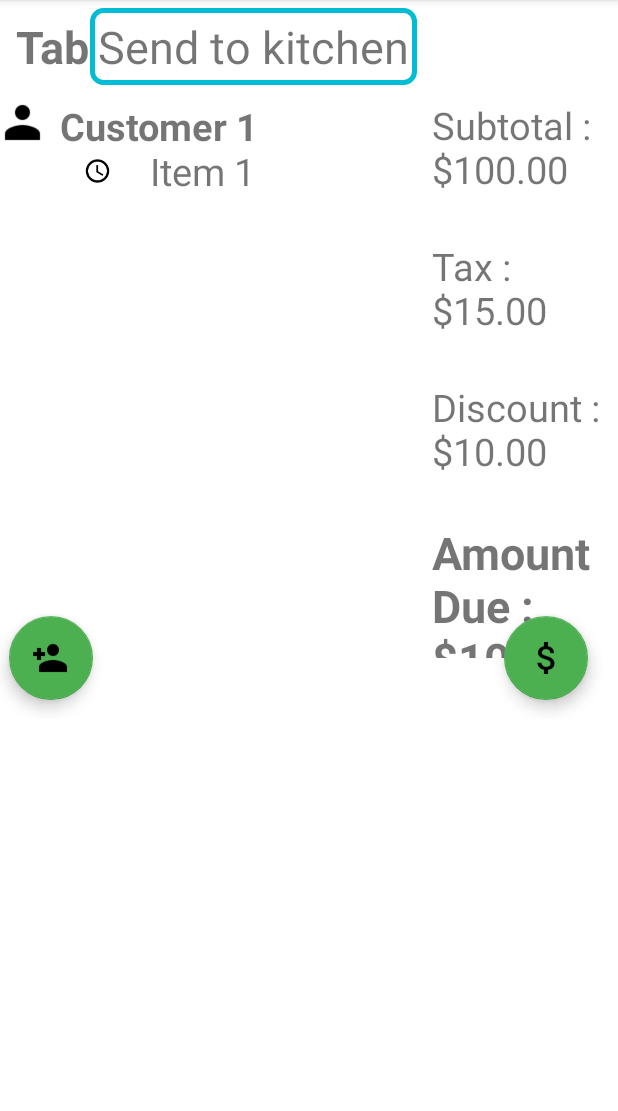
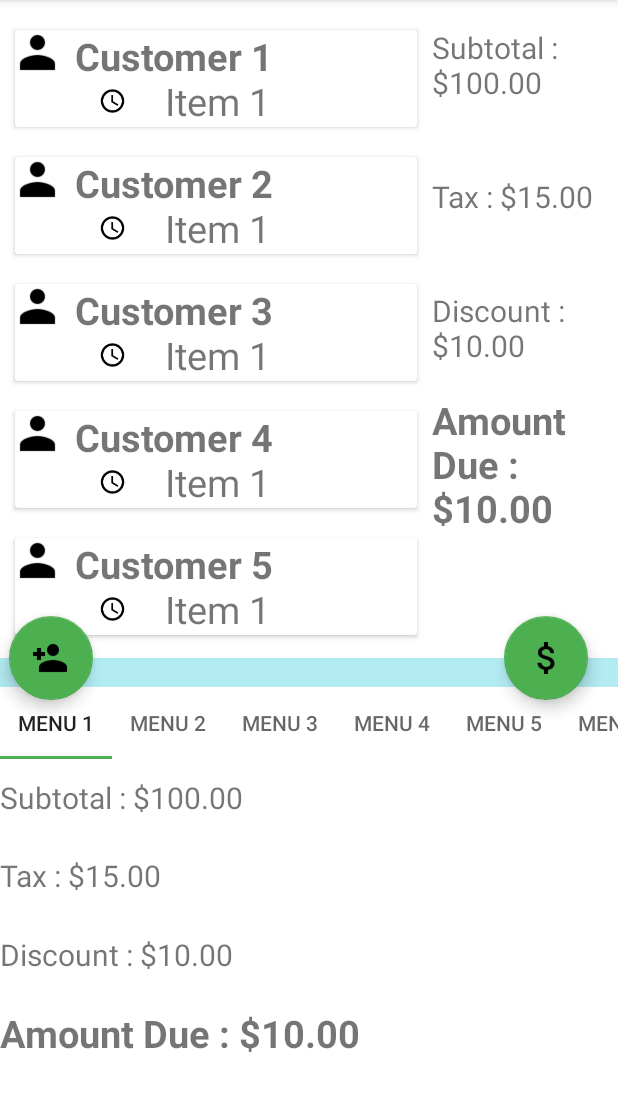
Before and after one commit to Deamon12/ProfiTable_Android, an Android app: the ActivityOrderView screen opened directly, with no data from a screen before it, on a phone screen of 412 x 824 dp, the part 84-1195 px from its top. Run offline under Robolectric (Android 15) with nearby library versions, the phone set to English and light mode, and no system bars.

Commit message:
MenuItem Viewpager and Tablayout added

```diff
--- a/app/src/main/java/com/ucsandroid/profitable/ActivityOrderView.java
+++ b/app/src/main/java/com/ucsandroid/profitable/ActivityOrderView.java
@@ -1,10 +1,10 @@
 package com.ucsandroid.profitable;
 
-import android.app.Fragment;
-import android.app.FragmentTransaction;
 import android.content.res.Configuration;
+import android.os.Bundle;
+import android.support.v4.app.Fragment;
+import android.support.v4.app.FragmentTransaction;
 import android.support.v7.app.AppCompatActivity;
-import android.os.Bundle;
 import android.support.v7.widget.Toolbar;
 import android.util.DisplayMetrics;
 import android.widget.FrameLayout;
@@ -40,7 +40,25 @@ public class ActivityOrderView extends AppCompatActivity {
         int menuItemsFragHeight, menuItemsFragWidth;
 
 
+        int smallestWidth = getResources().getConfiguration().smallestScreenWidthDp;
+
+
+
+        if (smallestWidth > 720) {
+            //Device is a 10" tablet
+            System.out.println("10 inch tablet");
+        }
+        else if (smallestWidth > 600) {
+            //Device is a 7" tablet
+            System.out.println("7 inch tablet");
+        }
+        else{
+            System.out.println("not a tablet: "+smallestWidth);
+        }
+
+
         if(orientation == Configuration.ORIENTATION_LANDSCAPE){
+
             custFragHeight = (int)(metrics.heightPixels*.5);
             custFragWidth = (int)(metrics.widthPixels*.7);
             menuItemsFragHeight = (int)(metrics.heightPixels*.4);
@@ -48,12 +66,15 @@ public class ActivityOrderView extends AppCompatActivity {
 
         }
         else {
+
             custFragHeight = (int)(metrics.heightPixels*.5);
             custFragWidth = (int)(metrics.widthPixels*.7);
             menuItemsFragHeight = (int)(metrics.heightPixels*.4);
             menuItemsFragWidth = (int)(metrics.widthPixels);
         }
 
+
+        //Dynamic resizing of the fragment containers
         customerFragContainer.getLayoutParams().height = custFragHeight;
         customerFragContainer.getLayoutParams().width = custFragWidth;
 
@@ -70,13 +91,14 @@ public class ActivityOrderView extends AppCompatActivity {
 
         Fragment orderFrag = new FragmentOrders();
         Fragment amountFrag = new FragmentOrderAmount();
-        Fragment menuFrag = new FragmentOrders();
+        Fragment menuFrag = new FragmentMenuItems();
 
-        FragmentTransaction transaction = getFragmentManager().beginTransaction();
+        //FragmentTransaction transaction = getFragmentManager().beginTransaction();
+        FragmentTransaction transaction = getSupportFragmentManager().beginTransaction();
 
         transaction.replace(R.id.orders_frag_container, orderFrag);
         transaction.replace(R.id.amounts_frag_container, amountFrag);
-        //transaction.replace(R.id.menuitems_frag_container, menuFrag);
+        transaction.replace(R.id.menuitems_frag_container, menuFrag);
 
         // Commit the transaction
         transaction.commit();
--- /dev/null
+++ b/app/src/main/java/com/ucsandroid/profitable/FragmentMenuItems.java
@@ -0,0 +1,122 @@
+package com.ucsandroid.profitable;
+
+import android.content.res.Configuration;
+import android.os.Bundle;
+import android.support.design.widget.TabLayout;
+import android.support.v4.app.Fragment;
+import android.support.v4.app.FragmentManager;
+import android.support.v4.app.FragmentStatePagerAdapter;
+import android.support.v4.view.ViewPager;
+import android.util.DisplayMetrics;
+import android.view.LayoutInflater;
+import android.view.View;
+import android.view.ViewGroup;
+
+public class FragmentMenuItems extends Fragment implements View.OnClickListener {
+
+
+    DemoCollectionPagerAdapter mDemoCollectionPagerAdapter;
+    ViewPager mViewPager;
+    View mView;
+
+    @Override
+    public View onCreateView(LayoutInflater inflater, ViewGroup container,
+                             Bundle savedInstanceState) {
+
+        mView = inflater.inflate(R.layout.fragment_menu_items, container, false);
+
+        initViewPager();
+
+
+
+        return mView;
+    }
+
+    private void initViewPager() {
+
+        DisplayMetrics metrics = new DisplayMetrics();
+        getActivity().getWindowManager().getDefaultDisplay().getMetrics(metrics);
+
+        int iconRowLength;
+        int layoutHeight, layoutWidth;
+        int orientation = getResources().getConfiguration().orientation;
+
+        if(orientation == Configuration.ORIENTATION_LANDSCAPE){
+            iconRowLength = 8;
+            layoutHeight = (int)(metrics.heightPixels*.1);
+            layoutWidth = (int)(metrics.widthPixels*.1);
+
+        }else{
+            iconRowLength = 9;
+            layoutHeight = (int)(metrics.heightPixels*.1);
+            layoutWidth = (int)(metrics.widthPixels*.2);
+        }
+
+        mDemoCollectionPagerAdapter =
+                new DemoCollectionPagerAdapter(getActivity().getSupportFragmentManager());
+        mViewPager = (ViewPager) mView.findViewById(R.id.pager);
+        mViewPager.setAdapter(mDemoCollectionPagerAdapter);
+
+        TabLayout tabLayout = (TabLayout) mView.findViewById(R.id.sliding_tabs);
+        tabLayout.setupWithViewPager(mViewPager);
+
+
+    }
+
+
+    @Override
+    public void onClick(View v) {
+
+
+
+    }
+
+    // Since this is an object collection, use a FragmentStatePagerAdapter,
+    // and NOT a FragmentPagerAdapter.
+
+    public class DemoCollectionPagerAdapter extends FragmentStatePagerAdapter {
+
+        public DemoCollectionPagerAdapter(FragmentManager fm) {
+            super(fm);
+        }
+
+        @Override
+        public Fragment getItem(int i) {
+            Fragment fragment = new MenuItemFrag();
+
+            //Bundle args = new Bundle();
+            //args.putInt("ARG_OBJ", i + 1);
+            //fragment.setArguments(args);
+            return fragment;
+        }
+
+        @Override
+        public int getCount() {
+            return 100;
+        }
+
+        @Override
+        public CharSequence getPageTitle(int position) {
+            return "Menu " + (position + 1);
+        }
+    }
+
+
+    // Instances of this class are fragments representing a single
+    // object in our collection.
+    public static class MenuItemFrag extends Fragment {
+
+        @Override
+        public View onCreateView(LayoutInflater inflater,
+                                 ViewGroup container, Bundle savedInstanceState) {
+
+            View rootView = inflater.inflate(R.layout.fragment_order_amount, container, false);
+
+            return rootView;
+        }
+    }
+
+
+
+
+}
--- a/app/src/main/java/com/ucsandroid/profitable/FragmentOrderAmount.java
+++ b/app/src/main/java/com/ucsandroid/profitable/FragmentOrderAmount.java
@@ -1,12 +1,12 @@
 package com.ucsandroid.profitable;
 
-import android.app.Fragment;
 import android.os.Bundle;
+import android.support.v4.app.Fragment;
 import android.view.LayoutInflater;
 import android.view.View;
 import android.view.ViewGroup;
 
-public class FragmentOrderAmount extends Fragment{
+public class FragmentOrderAmount extends Fragment {
 
 
     @Override
--- a/app/src/main/java/com/ucsandroid/profitable/FragmentOrders.java
+++ b/app/src/main/java/com/ucsandroid/profitable/FragmentOrders.java
@@ -1,11 +1,10 @@
 package com.ucsandroid.profitable;
 
-import android.app.Fragment;
 import android.content.Context;
 import android.content.res.Configuration;
 import android.os.Bundle;
+import android.support.v4.app.Fragment;
 import android.support.v7.widget.GridLayoutManager;
-import android.support.v7.widget.LinearLayoutManager;
 import android.support.v7.widget.RecyclerView;
 import android.util.DisplayMetrics;
 import android.view.LayoutInflater;
@@ -41,13 +40,13 @@ public class FragmentOrders extends Fragment {
         int orientation = getResources().getConfiguration().orientation;
 
         if(orientation == Configuration.ORIENTATION_LANDSCAPE){
-            iconRowLength = 6;
+            iconRowLength = 2;
             layoutHeight = (int)(metrics.heightPixels);
             layoutWidth = (int)(metrics.widthPixels);
 
 
         }else{
-            iconRowLength = 9;
+            iconRowLength = 1;
             layoutHeight = (int)(metrics.heightPixels);
             layoutWidth = (int)(metrics.widthPixels);
         }
@@ -57,17 +56,16 @@ public class FragmentOrders extends Fragment {
 
         ArrayList<String> dataSet = new ArrayList<>();
 
-        for(int a = 1; a <= 37; a++)
+        for(int a = 1; a <= 5; a++)
             dataSet.add("Customer "+a);
 
 
         GridLayoutManager gridLayout = new GridLayoutManager(this.getActivity(), iconRowLength);
-        LinearLayoutManager layoutManager
-                = new LinearLayoutManager(this.getActivity());
+
 
 
         mRecyclerView.setHasFixedSize(true);
-        mRecyclerView.setLayoutManager(layoutManager);
+        mRecyclerView.setLayoutManager(gridLayout);
 
         MyOrdersAdapter rcAdapter = new MyOrdersAdapter(getActivity(), dataSet, R.layout.tile_customer_order, null);
         mRecyclerView.setAdapter(rcAdapter);
--- /dev/null
+++ b/app/src/main/res/layout/fragment_menu_items.xml
@@ -0,0 +1,33 @@
+<?xml version="1.0" encoding="utf-8"?>
+<LinearLayout
+    xmlns:android="http://schemas.android.com/apk/res/android"
+    xmlns:app="http://schemas.android.com/apk/res-auto"
+    android:layout_height="match_parent"
+    android:layout_width="match_parent"
+    android:orientation="vertical">
+
+
+    <TextView
+        android:layout_width="match_parent"
+        android:layout_height="wrap_content"
+        android:background="@color/primary_light"/>
+
+
+    <android.support.design.widget.TabLayout
+        android:id="@+id/sliding_tabs"
+        android:layout_width="match_parent"
+        android:layout_height="wrap_content"
+        app:tabMode="scrollable" />
+
+
+
+
+
+
+<android.support.v4.view.ViewPager
+    android:id="@+id/pager"
+    android:layout_width="match_parent"
+    android:layout_height="match_parent" />
+
+
+</LinearLayout>
--- a/app/src/main/res/layout/fragment_order_amount.xml
+++ b/app/src/main/res/layout/fragment_order_amount.xml
@@ -1,62 +1,47 @@
 <?xml version="1.0" encoding="utf-8"?>
-<RelativeLayout xmlns:android="http://schemas.android.com/apk/res/android"
+<LinearLayout xmlns:android="http://schemas.android.com/apk/res/android"
     android:layout_width="match_parent"
-    android:layout_height="match_parent">
-
+    android:layout_height="match_parent"
+    android:orientation="vertical"
+    android:weightSum="5">
 
 
     <TextView
-        android:id="@+id/spacer"
         android:layout_width="wrap_content"
-        android:layout_height="wrap_content"
-        android:text="SPACER"
-        android:textColor="@android:color/white"
-        android:layout_marginTop="5dp"
-        android:textSize="30sp"/>
+        android:layout_height="0dp"
+        android:layout_weight="1"
+        android:text="Subtotal : $100.00"
+        android:id="@+id/subtotal_label"
+        android:textSize="20sp"
+        android:gravity="center_vertical"/>
 
     <TextView
         android:layout_width="wrap_content"
-        android:layout_height="wrap_content"
-        android:text="Subtotal : $100.00"
-        android:id="@+id/subtotal_label"
-        android:layout_below="@+id/spacer"
-        android:layout_centerHorizontal="true"
-        android:layout_marginTop="20dp"
-        android:textSize="25sp"
-        android:textIsSelectable="false" />
+        android:layout_height="0dp"
+        android:layout_weight="1"
+        android:text="Tax : $15.00"
+        android:id="@+id/textView2"
+        android:gravity="center_vertical"
+        android:textSize="20sp" />
 
     <TextView
         android:layout_width="wrap_content"
-        android:layout_height="wrap_content"
-        android:text="Tax : $15.00"
-        android:id="@+id/textView2"
-        android:layout_below="@+id/subtotal_label"
-        android:layout_alignLeft="@+id/subtotal_label"
-        android:layout_alignStart="@+id/subtotal_label"
-        android:layout_marginTop="30dp"
-        android:textSize="25sp" />
+        android:layout_height="0dp"
+        android:layout_weight="1"
+        android:text="Discount : $10.00"
+        android:id="@+id/textView3"
+        android:gravity="center_vertical"
+        android:textSize="20sp" />
 
     <TextView
         android:layout_width="wrap_content"
-        android:layout_height="wrap_content"
-        android:text="Discount : $10.00"
-        android:id="@+id/textView3"
-        android:layout_below="@+id/textView2"
-        android:layout_alignLeft="@+id/textView2"
-        android:layout_alignStart="@+id/textView2"
-        android:layout_marginTop="30dp"
-        android:textSize="25sp" />
-
-    <TextView
-        android:layout_width="wrap_content"
-        android:layout_height="wrap_content"
+        android:layout_height="0dp"
+        android:layout_weight="1"
         android:text="Amount Due : $10.00"
         android:id="@+id/textView4"
-        android:layout_below="@+id/textView3"
-        android:layout_centerInParent="true"
-        android:layout_marginTop="30dp"
-        android:textSize="30sp"
+        android:gravity="center_vertical"
+        android:textSize="25sp"
         android:textStyle="bold" />
 
 
-</RelativeLayout>
+</LinearLayout>
--- a/app/src/main/res/layout/fragment_orders.xml
+++ b/app/src/main/res/layout/fragment_orders.xml
@@ -3,6 +3,7 @@
     android:layout_width="match_parent"
     android:layout_height="match_parent">
 
+    <!--
     <TextView
         android:id="@+id/server_table_text"
         android:layout_width="wrap_content"
@@ -12,7 +13,7 @@
         android:layout_alignBottom="@+id/send_to_kitchen_button"
         android:padding="5dp"
         android:layout_marginLeft="5dp"
-        android:textSize="30sp"
+        android:textSize="25sp"
         android:textStyle="bold" />
 
     <RelativeLayout
@@ -40,21 +41,21 @@
             android:layout_width="wrap_content"
             android:layout_height="wrap_content"
             android:text="Send to kitchen"
-            android:textSize="30sp"/>
+            android:textSize="25sp"/>
 
 
 
 
     </RelativeLayout>
-
-
+android:layout_below="@+id/server_table_text"
+-->
 
     <android.support.v7.widget.RecyclerView
         android:layout_marginTop="10dp"
         android:id="@+id/orders_recyclerview"
         android:layout_width="match_parent"
         android:layout_height="match_parent"
-        android:layout_below="@+id/server_table_text"/>
+        />
 
 
 </RelativeLayout>
--- a/app/src/main/res/layout/tile_customer_order.xml
+++ b/app/src/main/res/layout/tile_customer_order.xml
@@ -1,7 +1,14 @@
 <?xml version="1.0" encoding="utf-8"?>
-<RelativeLayout xmlns:android="http://schemas.android.com/apk/res/android"
-    android:layout_width="match_parent"
-    android:layout_height="match_parent">
+<android.support.v7.widget.CardView
+    xmlns:android="http://schemas.android.com/apk/res/android"
+    android:layout_width="wrap_content"
+    android:layout_height="wrap_content"
+    android:layout_margin="10dp">
+
+    <RelativeLayout
+        android:layout_width="wrap_content"
+        android:layout_height="wrap_content">
+
 
         <ImageView
             android:id="@+id/customer_image"
@@ -67,4 +74,8 @@
 
         </LinearLayout>
 
+
+
     </RelativeLayout>
+
+</android.support.v7.widget.CardView>
```
Lines whose indentation alone changed are shown as unchanged.
